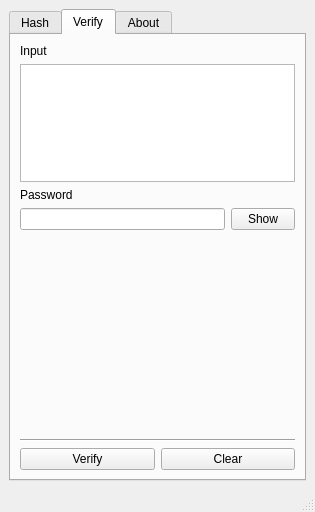
Old version of the form src/mainwindow.ui in the repository GlitchedPolygons/Argon2GUI.
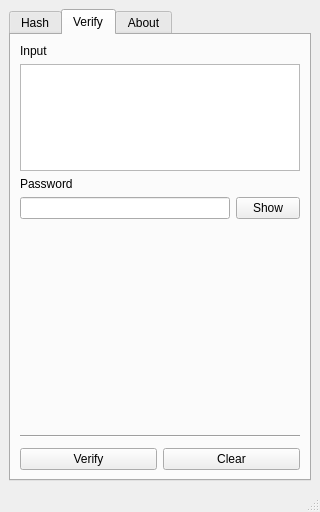
New version of the form. The open tabs and pages were chosen to show the change.

Commit message: Implemented password verification.

```diff
--- a/src/mainwindow.ui
+++ b/src/mainwindow.ui
@@ -6,13 +6,13 @@
    <rect>
     <x>0</x>
     <y>0</y>
-    <width>315</width>
+    <width>320</width>
     <height>512</height>
    </rect>
   </property>
   <property name="minimumSize">
    <size>
-    <width>315</width>
+    <width>320</width>
     <height>512</height>
    </size>
   </property>
@@ -318,10 +318,19 @@
          </layout>
         </item>
         <item>
-         <widget class="QLabel" name="label">
+         <widget class="QLabel" name="verificationResultLabel">
+          <property name="minimumSize">
+           <size>
+            <width>0</width>
+            <height>32</height>
+           </size>
+          </property>
           <property name="text">
            <string/>
           </property>
+          <property name="wordWrap">
+           <bool>true</bool>
+          </property>
          </widget>
         </item>
         <item>
@@ -346,6 +355,9 @@
         </item>
         <item>
          <layout class="QHBoxLayout" name="verifyButtonsHorizontalLayout">
+          <property name="topMargin">
+           <number>4</number>
+          </property>
           <item>
            <widget class="QPushButton" name="verifyButton">
             <property name="text">
```
Left out of the diff: 2 changed lines with no effect on the pictures. The commit also changes 1 other file.
